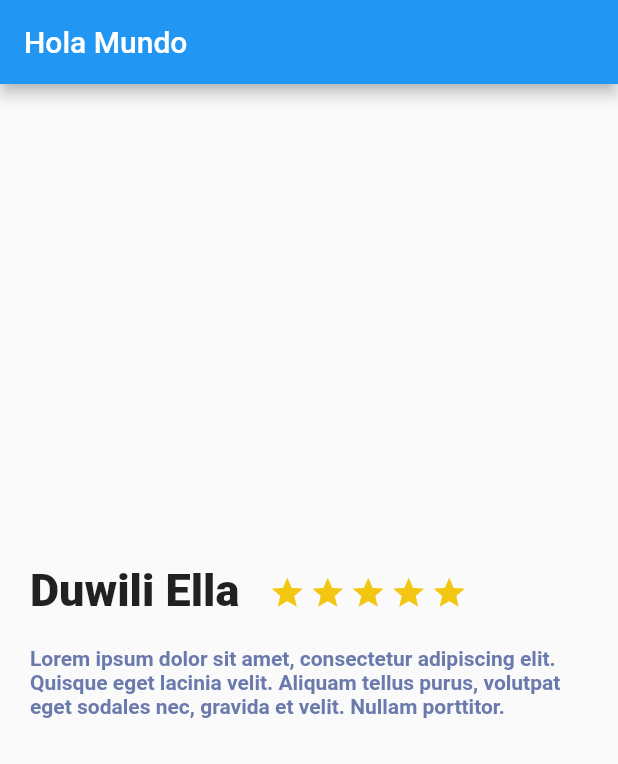
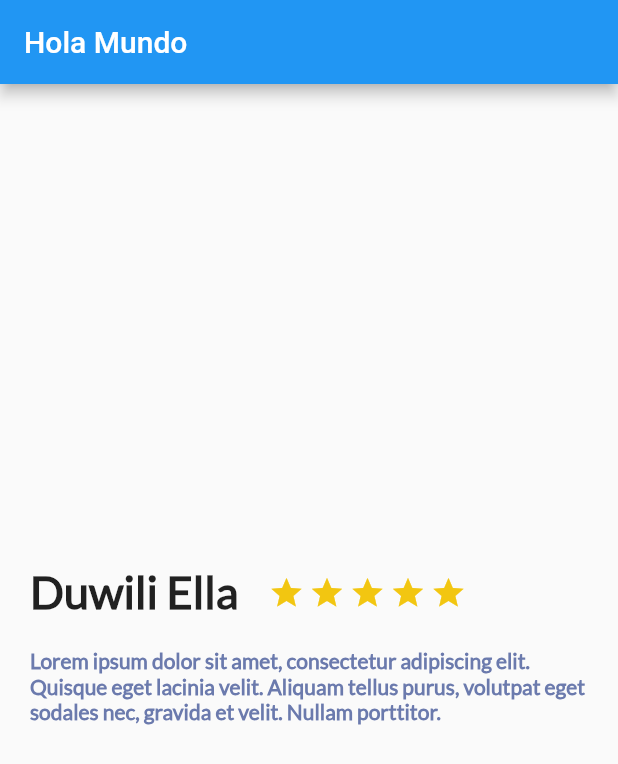
Before and after one commit to GregVaz/flutter-course, a Flutter app: the screen it shows after launch, on a phone screen of 412 x 824 dp. Shown: the top 764 px of the screen. Run offline on Flutter 3.47's test engine with Material 2 defaults, Android fonts, the phone set to English and light mode, and no system bars.

Commit message:
feat: add Lato typography in the app

```diff
--- a/trips_app/lib/description_place.dart
+++ b/trips_app/lib/description_place.dart
@@ -9,31 +9,31 @@ class DescriptionPlace extends StatelessWidget {
   @override
   Widget build(BuildContext context) {
     final starBorder = Container(
-      margin: EdgeInsets.only(
+      margin: const EdgeInsets.only(
           top: 323.0,
           right: 3.0
       ),
-      child: Icon(
+      child: const Icon(
           Icons.star_border,
           color: Color(0xFFf2C611)
       ),
     );
     final starHalf = Container(
-      margin: EdgeInsets.only(
+      margin: const EdgeInsets.only(
           top: 323.0,
           right: 3.0
       ),
-      child: Icon(
+      child: const Icon(
           Icons.star_half,
           color: Color(0xFFf2C611)
       ),
     );
     final start = Container(
-      margin: EdgeInsets.only(
+      margin: const EdgeInsets.only(
         top: 323.0,
         right: 3.0
       ),
-      child: Icon(
+      child: const Icon(
         Icons.star,
         color: Color(0xFFf2C611)
       ),
@@ -47,7 +47,7 @@ class DescriptionPlace extends StatelessWidget {
       ),
       child: Text(
         descriptionPlace,
-        style: const TextStyle(fontSize: 14.0, fontWeight: FontWeight.bold, color: Color(0xFF56575aa))
+        style: const TextStyle(fontFamily: "Lato", fontSize: 14.0, fontWeight: FontWeight.bold, color: Color(0xFF56575aa))
       )
     );
 
@@ -57,7 +57,7 @@ class DescriptionPlace extends StatelessWidget {
           margin: const EdgeInsets.only(top: 320.0, left: 20.0, right: 20.0),
           child: Text(
             namePlace,
-            style: TextStyle(fontSize: 30.0, fontWeight: FontWeight.w900),
+            style: const TextStyle(fontFamily: "Lato", fontSize: 30.0, fontWeight: FontWeight.w900),
             textAlign: TextAlign.left,
           ),
         ),
--- a/trips_app/pubspec.yaml
+++ b/trips_app/pubspec.yaml
@@ -87,3 +87,8 @@ flutter:
   #
   # For details regarding fonts from package dependencies,
   # see https://flutter.dev/custom-fonts/#from-packages
+  fonts:
+    - family: Lato
+      fonts:
+        - asset: fonts/Lato-Regular.ttf
+        - style: normal
```
Also changed, not shown: trips_app/fonts/Lato-Regular.ttf (added).
